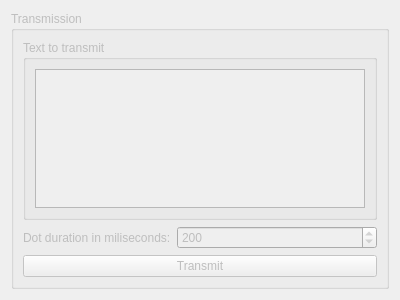
Old version of the form ESPWiFiServer/Source/Client/Views/UI/TransmitterView.ui in the repository MaxGarden/ESPWiFiServer.
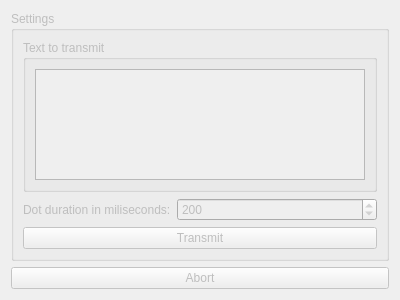
New version of the form.

Commit message: Added abort button to transmission view.

What changed in the file:
```diff
--- a/ESPWiFiServer/Source/Client/Views/UI/TransmitterView.ui
+++ b/ESPWiFiServer/Source/Client/Views/UI/TransmitterView.ui
@@ -20,7 +20,7 @@
       <bool>false</bool>
      </property>
      <property name="title">
-      <string>Transmission</string>
+      <string>Settings</string>
      </property>
      <layout class="QVBoxLayout" name="verticalLayout_3">
       <item>
@@ -69,6 +69,16 @@
      </layout>
     </widget>
    </item>
+   <item>
+    <widget class="QPushButton" name="m_AbortPushButton">
+     <property name="enabled">
+      <bool>false</bool>
+     </property>
+     <property name="text">
+      <string>Abort</string>
+     </property>
+    </widget>
+   </item>
   </layout>
  </widget>
  <resources/>
```
Left out of the diff: 21 changed lines with no effect on the pictures. The commit also changes 2 other files.
